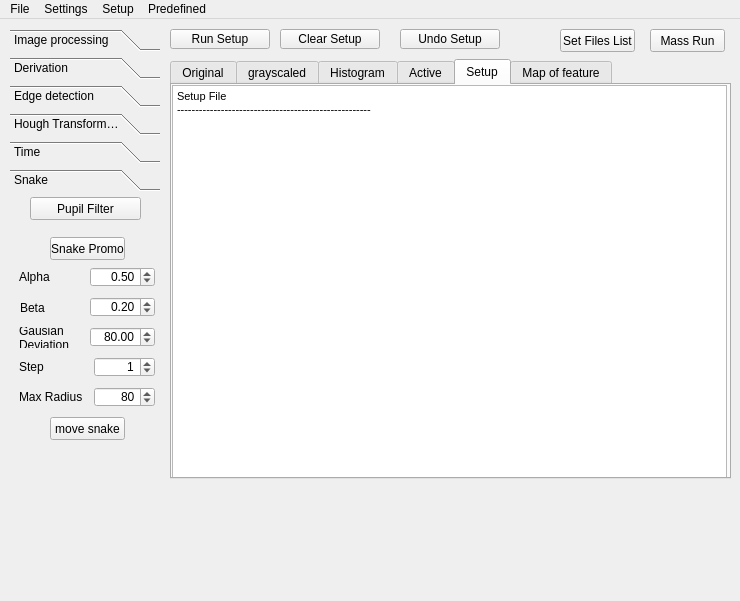
Above: mainwindow.ui from lukassos/bc_duhovka before the change. Below: the same form after it.
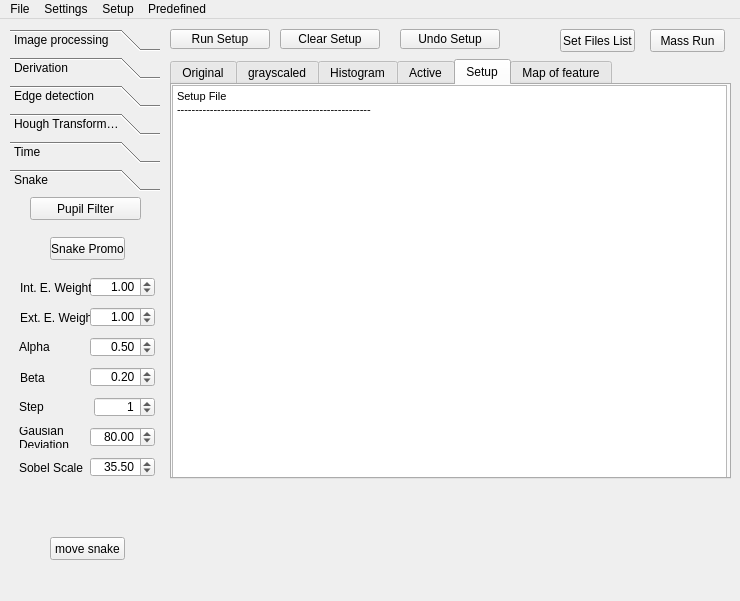
That is the form after the change.

Commit message: external energy has too big values <0..500> internal energy is not srong enough to pull points together and if it is then points stuck at the same position need normalization of values

```diff
--- a/mainwindow.ui
+++ b/mainwindow.ui
@@ -2254,7 +2254,7 @@
       <property name="geometry">
        <rect>
         <x>40</x>
-        <y>220</y>
+        <y>340</y>
         <width>75</width>
         <height>23</height>
        </rect>
@@ -2263,24 +2263,11 @@
        <string>move snake</string>
       </property>
      </widget>
-     <widget class="QLabel" name="label_houghTransform_maxRadius_2">
-      <property name="geometry">
-       <rect>
-        <x>9</x>
-        <y>190</y>
-        <width>71</width>
-        <height>20</height>
-       </rect>
-      </property>
-      <property name="text">
-       <string>Max Radius</string>
-      </property>
-     </widget>
      <widget class="QLabel" name="label_snake_gausianDeviation">
       <property name="geometry">
        <rect>
         <x>9</x>
-        <y>130</y>
+        <y>230</y>
         <width>71</width>
         <height>21</height>
        </rect>
@@ -2293,30 +2280,11 @@
 Deviation</string>
       </property>
      </widget>
-     <widget class="QSpinBox" name="spinBox_houghTransform_maxRadius_2">
-      <property name="geometry">
-       <rect>
-        <x>84</x>
-        <y>190</y>
-        <width>61</width>
-        <height>20</height>
-       </rect>
-      </property>
-      <property name="alignment">
-       <set>Qt::AlignRight|Qt::AlignTrailing|Qt::AlignVCenter</set>
-      </property>
-      <property name="maximum">
-       <number>9000</number>
-      </property>
-      <property name="value">
-       <number>80</number>
-      </property>
-     </widget>
      <widget class="QLabel" name="label_houghTransform_minRadius_2">
       <property name="geometry">
        <rect>
         <x>9</x>
-        <y>160</y>
+        <y>200</y>
         <width>71</width>
         <height>20</height>
        </rect>
@@ -2329,7 +2297,7 @@
       <property name="geometry">
        <rect>
         <x>84</x>
-        <y>160</y>
+        <y>200</y>
         <width>61</width>
         <height>20</height>
        </rect>
@@ -2351,7 +2319,7 @@
       <property name="geometry">
        <rect>
         <x>80</x>
-        <y>100</y>
+        <y>170</y>
         <width>65</width>
         <height>20</height>
        </rect>
@@ -2379,7 +2347,7 @@
       <property name="geometry">
        <rect>
         <x>10</x>
-        <y>100</y>
+        <y>170</y>
         <width>71</width>
         <height>21</height>
        </rect>
@@ -2392,7 +2360,7 @@
       <property name="geometry">
        <rect>
         <x>9</x>
-        <y>70</y>
+        <y>140</y>
         <width>71</width>
         <height>20</height>
        </rect>
@@ -2405,7 +2373,7 @@
       <property name="geometry">
        <rect>
         <x>80</x>
-        <y>70</y>
+        <y>140</y>
         <width>65</width>
         <height>20</height>
        </rect>
@@ -2433,7 +2401,7 @@
       <property name="geometry">
        <rect>
         <x>80</x>
-        <y>130</y>
+        <y>230</y>
         <width>65</width>
         <height>20</height>
        </rect>
@@ -2457,6 +2425,132 @@
        <double>80.000000000000000</double>
       </property>
      </widget>
+     <widget class="QLabel" name="label_snake_weight_extE">
+      <property name="geometry">
+       <rect>
+        <x>10</x>
+        <y>110</y>
+        <width>71</width>
+        <height>21</height>
+       </rect>
+      </property>
+      <property name="text">
+       <string>Ext. E. Weight</string>
+      </property>
+     </widget>
+     <widget class="QDoubleSpinBox" name="doubleSpinBox_snake_weight_intE">
+      <property name="geometry">
+       <rect>
+        <x>80</x>
+        <y>80</y>
+        <width>65</width>
+        <height>20</height>
+       </rect>
+      </property>
+      <property name="alignment">
+       <set>Qt::AlignRight|Qt::AlignTrailing|Qt::AlignVCenter</set>
+      </property>
+      <property name="decimals">
+       <number>2</number>
+      </property>
+      <property name="minimum">
+       <double>0.000000000000000</double>
+      </property>
+      <property name="maximum">
+       <double>999.000000000000000</double>
+      </property>
+      <property name="singleStep">
+       <double>0.010000000000000</double>
+      </property>
+      <property name="value">
+       <double>1.000000000000000</double>
+      </property>
+     </widget>
+     <widget class="QDoubleSpinBox" name="doubleSpinBox_snake_weight_extE">
+      <property name="geometry">
+       <rect>
+        <x>80</x>
+        <y>110</y>
+        <width>65</width>
+        <height>20</height>
+       </rect>
+      </property>
+      <property name="alignment">
+       <set>Qt::AlignRight|Qt::AlignTrailing|Qt::AlignVCenter</set>
+      </property>
+      <property name="decimals">
+       <number>2</number>
+      </property>
+      <property name="minimum">
+       <double>0.000000000000000</double>
+      </property>
+      <property name="maximum">
+       <double>999.000000000000000</double>
+      </property>
+      <property name="singleStep">
+       <double>0.010000000000000</double>
+      </property>
+      <property name="value">
+       <double>1.000000000000000</double>
+      </property>
+     </widget>
+     <widget class="QLabel" name="label_snake_weight_intE">
+      <property name="geometry">
+       <rect>
+        <x>10</x>
+        <y>80</y>
+        <width>71</width>
+        <height>21</height>
+       </rect>
+      </property>
+      <property name="text">
+       <string>Int. E. Weight</string>
+      </property>
+     </widget>
+     <widget class="QDoubleSpinBox" name="doubleSpinBox_snake_sobelScale">
+      <property name="geometry">
+       <rect>
+        <x>80</x>
+        <y>260</y>
+        <width>65</width>
+        <height>20</height>
+       </rect>
+      </property>
+      <property name="alignment">
+       <set>Qt::AlignRight|Qt::AlignTrailing|Qt::AlignVCenter</set>
+      </property>
+      <property name="decimals">
+       <number>2</number>
+      </property>
+      <property name="minimum">
+       <double>0.010000000000000</double>
+      </property>
+      <property name="maximum">
+       <double>999.000000000000000</double>
+      </property>
+      <property name="singleStep">
+       <double>0.100000000000000</double>
+      </property>
+      <property name="value">
+       <double>35.500000000000000</double>
+      </property>
+     </widget>
+     <widget class="QLabel" name="label_snake_sobelScale">
+      <property name="geometry">
+       <rect>
+        <x>9</x>
+        <y>260</y>
+        <width>71</width>
+        <height>21</height>
+       </rect>
+      </property>
+      <property name="layoutDirection">
+       <enum>Qt::LeftToRight</enum>
+      </property>
+      <property name="text">
+       <string>Sobel Scale</string>
+      </property>
+     </widget>
     </widget>
    </widget>
    <widget class="QPushButton" name="pushButton_clear">
```
The commit also changes 7 other files.
